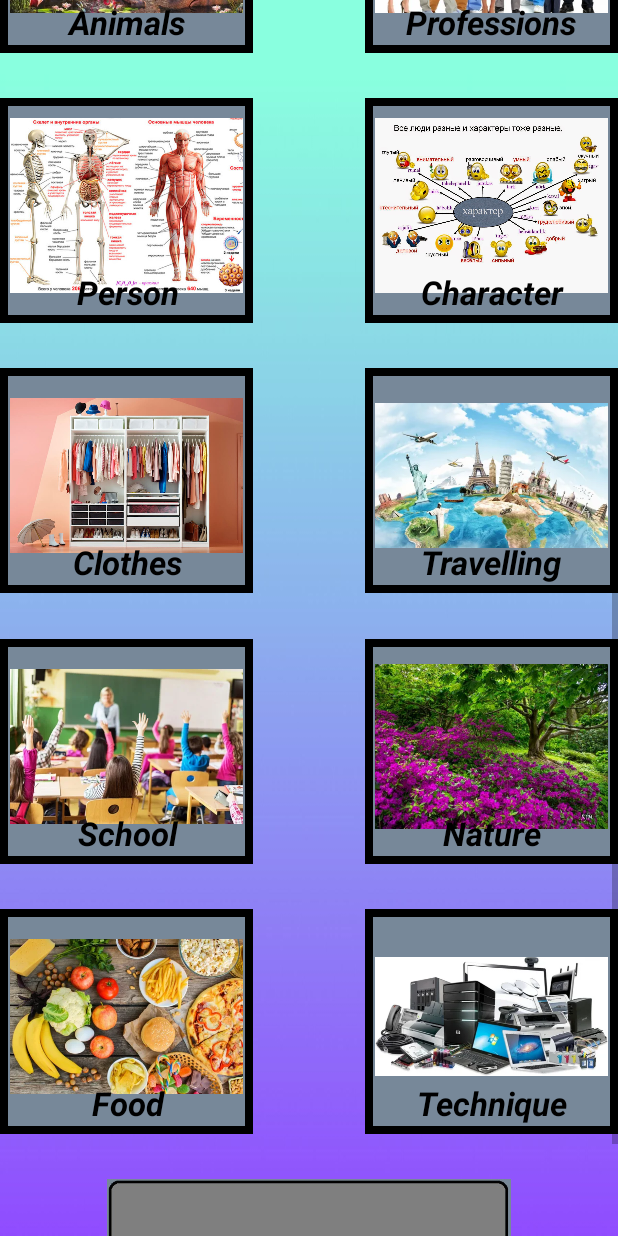
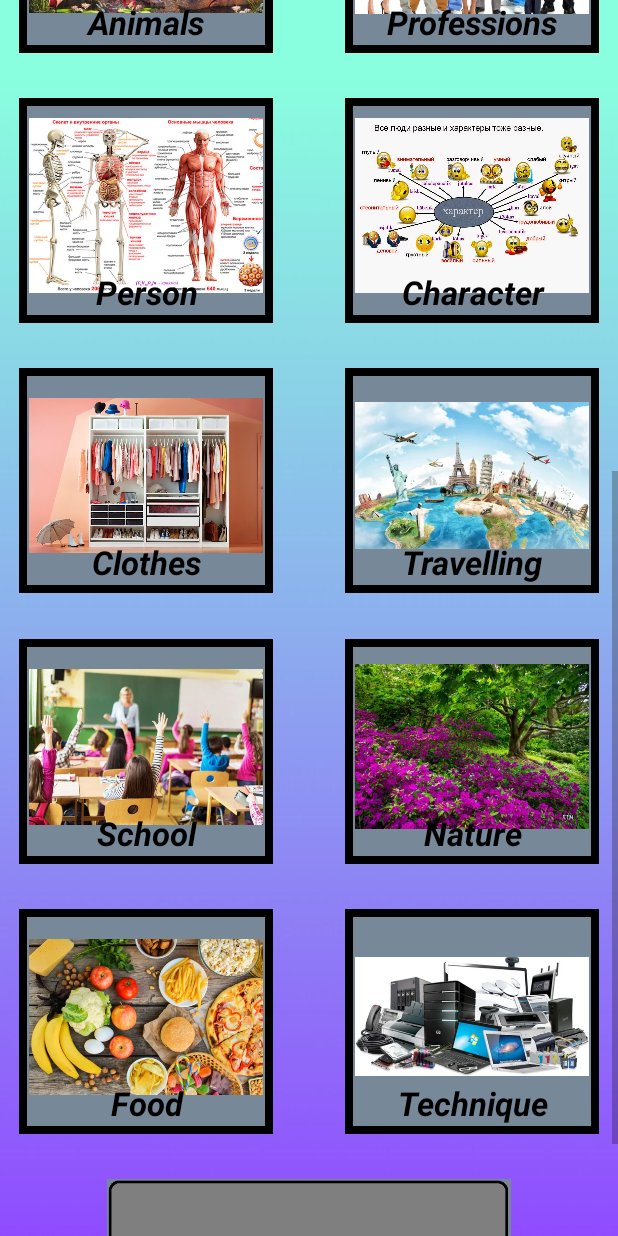
Before and after one commit to SargysanMher/French_Learning, an Android app: the MainActivity screen opened directly, with no data from a screen before it, scrolled down 576 dp, on a phone screen of 412 x 824 dp. Run offline under Robolectric (Android 15) with nearby library versions, the light colour scheme and no system bars.

Commit message:
some changes

```diff
--- a/app/src/main/java/com/example/myapplication/Finish.java
+++ b/app/src/main/java/com/example/myapplication/Finish.java
@@ -213,7 +213,10 @@ public class Finish extends AppCompatActivity {
         button.setOnClickListener(new View.OnClickListener() {
             @Override
             public void onClick(View v) {
-                MainActivity.fa.finish();
+                if(which_theme < 12){
+                    MainActivity.fa.finish();
+
+                }
                 SharedPreferences savedData = getSharedPreferences("savedData",MODE_PRIVATE);
                 SharedPreferences.Editor editor = savedData.edit();
                 element = savedData.getInt(String.valueOf(which_theme+"int"),counter1);
--- a/app/src/main/java/com/example/myapplication/Sentence.java
+++ b/app/src/main/java/com/example/myapplication/Sentence.java
@@ -1,5 +1,4 @@
 package com.example.myapplication;
-
 import androidx.annotation.LongDef;
 import androidx.appcompat.app.AppCompatActivity;
 import androidx.core.content.ContextCompat;
@@ -58,6 +57,7 @@ public class Sentence extends AppCompatActivity implements PopupMenu.OnMenuItemC
         final Set<String> H = new HashSet<>(savedData.getStringSet("Random_words1", Collections.singleton("5")));
         repeated1 = new ArrayList<String>(H);
         i = savedData.getInt("x",1);
+        right_answers = savedData.getInt("result",0);
         Bundle extras = getIntent().getExtras();
         int which_theme = extras.getInt("which_theme");
         float DeviceTotalWidth = metrics.widthPixels;
@@ -245,6 +245,8 @@ public class Sentence extends AppCompatActivity implements PopupMenu.OnMenuItemC
                     fourth_option.setText(fr_4);
 
                     editor.putInt("x",i);
+                    editor.putInt("result",right_answers);
+
                     editor.putInt("row4",row);
                     int finalRow = row;
                     HashSet<String> hashSet = new HashSet<>(repeated1);
--- a/app/src/main/res/layout/activity_main.xml
+++ b/app/src/main/res/layout/activity_main.xml
@@ -16,6 +16,7 @@
             android:id="@+id/language"
             android:layout_width="0sp"
             android:layout_height="0sp"
+
             android:onClick="change"
             android:src="@drawable/language_gray"
             app:layout_constraintHeight_percent="0.02"
@@ -39,6 +40,7 @@
         <TextView
             android:layout_width="match_parent"
             android:layout_height="0sp"
+            android:paddingHorizontal="20dp"
             android:maxLines="1"
             android:gravity="center"
             android:autoSizeTextType="uniform"
@@ -57,19 +59,30 @@
 
         </TextView>
 
+        <View
+            android:layout_width="0dp"
+            app:layout_constraintWidth_percent="0.031"
+            android:layout_height="match_parent"
+            android:id="@+id/padding">
 
+        </View>
+        <View
+            android:layout_width="0dp"
+            app:layout_constraintWidth_percent="0.031"
+            android:layout_height="match_parent"
+            app:layout_constraintRight_toRightOf="parent"
+            android:id="@+id/padding_right">
 
-
+        </View>
         <ImageView
 
             android:layout_height="150dp"
-            android:padding="15dp"
             android:onClick="house"
             android:layout_width="0sp"
             app:layout_constraintWidth_percent="0.41"
             android:background="@drawable/values"
-            android:paddingHorizontal="25dp"
             android:id="@+id/home"
+            app:layout_constraintLeft_toRightOf="@id/padding"
             app:layout_constraintTop_toBottomOf="@id/view"
             android:src="@drawable/house"
 
@@ -88,6 +101,8 @@
             app:layout_constraintWidth_percent="0.41"
             android:layout_height="150dp"
             app:layout_constraintTop_toBottomOf="@id/view1"
+            app:layout_constraintLeft_toRightOf="@id/padding"
+
             android:background="@drawable/values"
             android:padding="15dp"
             android:onClick="animals"
@@ -109,6 +124,7 @@
             app:layout_constraintTop_toBottomOf="@id/view2"
             android:background="@drawable/values"
             android:padding="15dp"
+            app:layout_constraintLeft_toRightOf="@id/padding"
 
             android:onClick="person"
             android:id="@+id/person"
@@ -129,6 +145,7 @@
             app:layout_constraintTop_toBottomOf="@id/view3"
             android:background="@drawable/values"
             android:padding="15dp"
+            app:layout_constraintLeft_toRightOf="@id/padding"
 
             android:id="@+id/clothes"
             android:src="@drawable/clothes">
@@ -144,6 +161,7 @@
         <ImageView
             android:layout_width="0sp"
             android:padding="15dp"
+            app:layout_constraintLeft_toRightOf="@id/padding"
 
             app:layout_constraintWidth_percent="0.41"            android:layout_height="150dp"
             android:onClick="school"
@@ -168,6 +186,7 @@
             app:layout_constraintTop_toBottomOf="@id/view5"
             android:background="@drawable/values"
             android:padding="15dp"
+            app:layout_constraintLeft_toRightOf="@id/padding"
 
             android:id="@+id/food"
             android:src="@drawable/food">
@@ -204,8 +223,8 @@
             android:background="@drawable/values"
             android:padding="15dp"
 
-            app:layout_constraintRight_toRightOf="parent"
-            android:id="@+id/seasons"
+            app:layout_constraintRight_toLeftOf="@id/padding_right"
+           android:id="@+id/seasons"
             android:src="@drawable/seasons">
 
         </ImageView>
@@ -220,7 +239,7 @@
             android:layout_width="0sp"
             app:layout_constraintWidth_percent="0.41"            android:layout_height="150dp"
             android:onClick="professions"
-            app:layout_constraintRight_toRightOf="parent"
+            app:layout_constraintRight_toLeftOf="@id/padding_right"
             android:background="@drawable/values"
             android:padding="15dp"
 
@@ -243,7 +262,7 @@
             android:background="@drawable/values"
             android:padding="15dp"
 
-            app:layout_constraintRight_toRightOf="parent"
+            app:layout_constraintRight_toLeftOf="@id/padding_right"
             app:layout_constraintTop_toBottomOf="@id/view8"
             android:id="@+id/character"
             android:src="@drawable/character">
@@ -259,7 +278,7 @@
         <ImageView
             android:layout_width="0sp"
             app:layout_constraintWidth_percent="0.41"            android:layout_height="150dp"
-            app:layout_constraintRight_toRightOf="parent"
+            app:layout_constraintRight_toLeftOf="@id/padding_right"
             app:layout_constraintTop_toBottomOf="@id/view9"
             android:background="@drawable/values"
             android:padding="15dp"
@@ -285,7 +304,7 @@
             android:background="@drawable/values"
             android:padding="15dp"
 
-            app:layout_constraintRight_toRightOf="parent"
+            app:layout_constraintRight_toLeftOf="@id/padding_right"
             android:src="@drawable/nature">
 
         </ImageView>
@@ -300,7 +319,7 @@
             android:layout_width="0sp"
             app:layout_constraintWidth_percent="0.41"            android:layout_height="150dp"
             android:id="@+id/tecknology"
-            app:layout_constraintRight_toRightOf="parent"
+            app:layout_constraintRight_toLeftOf="@id/padding_right"
             app:layout_constraintTop_toBottomOf="@id/view11"
             android:onClick="technique"
             android:background="@drawable/values"
--- a/app/src/main/res/layout/activity_house.xml
+++ b/app/src/main/res/layout/activity_themes.xml
@@ -100,7 +100,7 @@
         <EditText
             android:layout_width="match_parent"
             android:minWidth="100dp"
-            android:inputType="textNoSuggestions"
+            android:inputType="textVisiblePassword|textNoSuggestions"
             android:id="@+id/edittext"
             android:layout_height="wrap_content">
 
```
Also changed, not shown: app/src/main/java/com/example/myapplication/Themes.java (+10 -7 lines), app/src/main/res/layout/activity_start.xml (+7 -3 lines).
